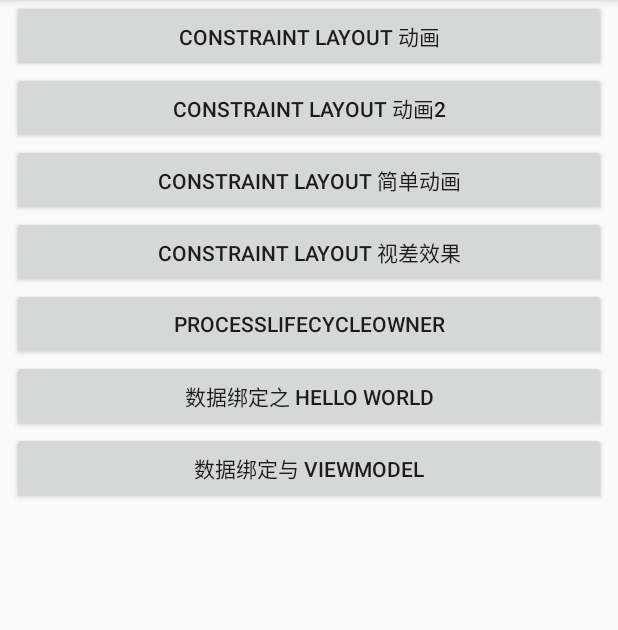
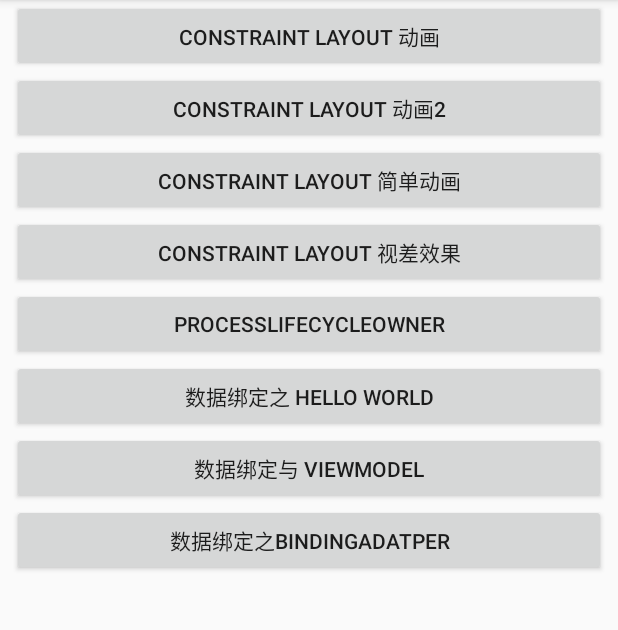
Before and after one commit to 410063005/cmdemo, an Android app: the screen it shows after launch (MainActivity), on a phone screen of 412 x 824 dp, the part 84-714 px from its top. Run offline under Robolectric (Android 15) with nearby library versions, the phone set to English and light mode, and no system bars.

Commit message:
Add - binding adapter demo

```diff
--- a/app/src/main/AndroidManifest.xml
+++ b/app/src/main/AndroidManifest.xml
@@ -24,6 +24,7 @@
         <activity android:name=".lifecycle.ForegroundMonitorActivity" />
         <activity android:name=".databinding.DataBindingDemoActivity" />
         <activity android:name=".databinding.DataBindingDemo2Activity" />
+        <activity android:name=".databinding.DataBindingAdapterActivity" />
     </application>
 
 </manifest>
--- a/app/src/main/java/com/sunmoonblog/cmdemo/MainActivity.kt
+++ b/app/src/main/java/com/sunmoonblog/cmdemo/MainActivity.kt
@@ -3,6 +3,7 @@ package com.sunmoonblog.cmdemo
 import android.os.Bundle
 import android.support.v7.app.AppCompatActivity
 import android.view.View
+import com.sunmoonblog.cmdemo.databinding.DataBindingAdapterActivity
 import com.sunmoonblog.cmdemo.databinding.DataBindingDemo2Activity
 import com.sunmoonblog.cmdemo.databinding.DataBindingDemoActivity
 import com.sunmoonblog.cmdemo.layout.ClAnimationActivity
@@ -16,6 +17,10 @@ class MainActivity : AppCompatActivity() {
     override fun onCreate(savedInstanceState: Bundle?) {
         super.onCreate(savedInstanceState)
         setContentView(R.layout.activity_main)
+    }
+
+    fun clDataBindingAdapter(view: View) {
+        DataBindingAdapterActivity.start(this)
     }
 
     fun clDataBindingViewModel(view: View) {
--- a/app/src/main/res/layout/content_main.xml
+++ b/app/src/main/res/layout/content_main.xml
@@ -96,4 +96,17 @@
         app:layout_constraintStart_toStartOf="parent"
         app:layout_constraintTop_toBottomOf="@+id/button6"
         tools:layout_editor_absoluteY="16dp" />
+
+    <Button
+        android:onClick="clDataBindingAdapter"
+        android:id="@+id/button8"
+        android:layout_width="0dp"
+        android:layout_height="wrap_content"
+        android:layout_marginStart="8dp"
+        android:layout_marginEnd="8dp"
+        android:text="数据绑定之bindingAdatper"
+        app:layout_constraintEnd_toEndOf="parent"
+        app:layout_constraintStart_toStartOf="parent"
+        app:layout_constraintTop_toBottomOf="@+id/button7"
+        tools:layout_editor_absoluteY="16dp" />
 </android.support.constraint.ConstraintLayout>
--- a/app/src/main/res/values/colors.xml
+++ b/app/src/main/res/values/colors.xml
@@ -3,4 +3,5 @@
     <color name="colorPrimary">#008577</color>
     <color name="colorPrimaryDark">#00574B</color>
     <color name="colorAccent">#D81B60</color>
+    <color name="grey">#3E3E3E</color>
 </resources>
```
Also changed, not shown: app/src/main/java/com/sunmoonblog/cmdemo/databinding/DataBindingAdapterActivity.kt (added, +33 -0 lines), app/src/main/java/com/sunmoonblog/cmdemo/databinding/Utils.java (added, +16 -0 lines), app/src/main/res/layout/activity_data_binding_adapter.xml (added, +32 -0 lines).
